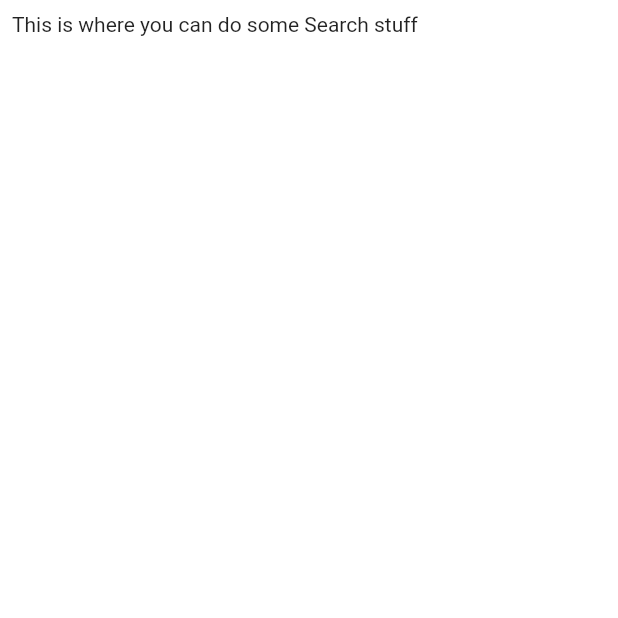
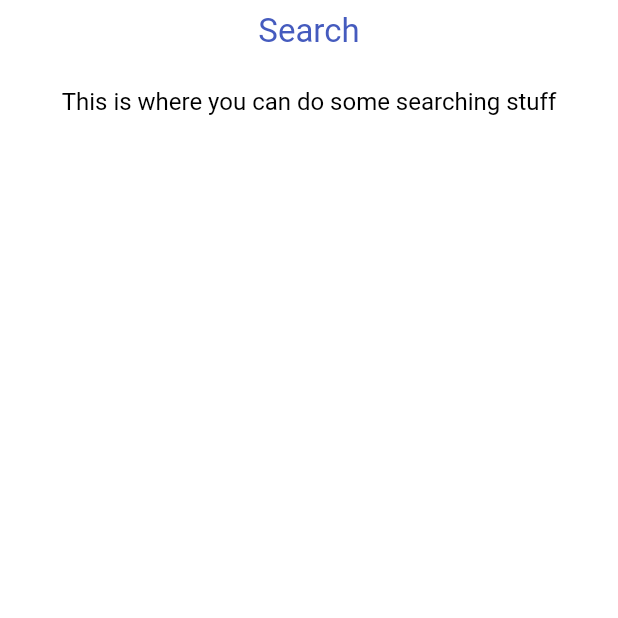
Before and after one commit to simurgh9/f25csci4063, a Flutter app: the SearchScreen screen opened by its route, on a phone screen of 412 x 824 dp, the top half of it. Run offline on Flutter 3.47's test engine with Material 3 defaults, Android fonts, the phone set to English and light mode, and no system bars; network calls fail.

Commit message:
ui changes

```diff
--- a/src/client/lib/constants/global_variables.dart
+++ b/src/client/lib/constants/global_variables.dart
@@ -3,8 +3,20 @@ import 'package:flutter/material.dart';
 String uri = 'http://localhost:3000';
 
 class GlobalVariables {
+  // Colours
   static const secondaryColor = Color.fromRGBO(69, 91, 190, 1);
   static const backgroundColor = Colors.white;
   static const selectedNavBarColor = Color.fromRGBO(69, 91, 190, 1);
   static const unselectedNavBarColor = Colors.black87;
+
+  // TextStyles
+  static const TextStyle headingStyle = TextStyle(
+    fontSize: 22,
+    color: secondaryColor,
+  );
+
+  static const TextStyle bodyStyle = TextStyle(
+    fontSize: 16,
+    color: Colors.black,
+  );
 }
--- a/src/client/lib/features/search/screens/search_screen.dart
+++ b/src/client/lib/features/search/screens/search_screen.dart
@@ -1,4 +1,6 @@
 import 'package:flutter/material.dart';
+
+import 'package:client/constants/global_variables.dart';
 
 class SearchScreen extends StatefulWidget {
   static const String routeName = '/SearchScreen';
@@ -16,7 +18,16 @@ class _SearchScreenState extends State<SearchScreen> {
         child: Padding(
           padding: const EdgeInsets.all(8.0),
           child: Column(
-            children: [Text('This is where you can do some Search stuff')],
+            children: [
+              Center(
+                child: Text('Search', style: GlobalVariables.headingStyle),
+              ),
+              const SizedBox(height: 24),
+              Text(
+                'This is where you can do some searching stuff',
+                style: GlobalVariables.bodyStyle,
+              ),
+            ],
           ),
         ),
       ),
```
Also changed, not shown: src/client/lib/features/account/screens/account_screen.dart (+12 -1 lines), src/client/lib/features/feed/view/main_feed.dart (+14 -5 lines), src/client/lib/features/feed/view/post_card.dart (+7 -2 lines).
